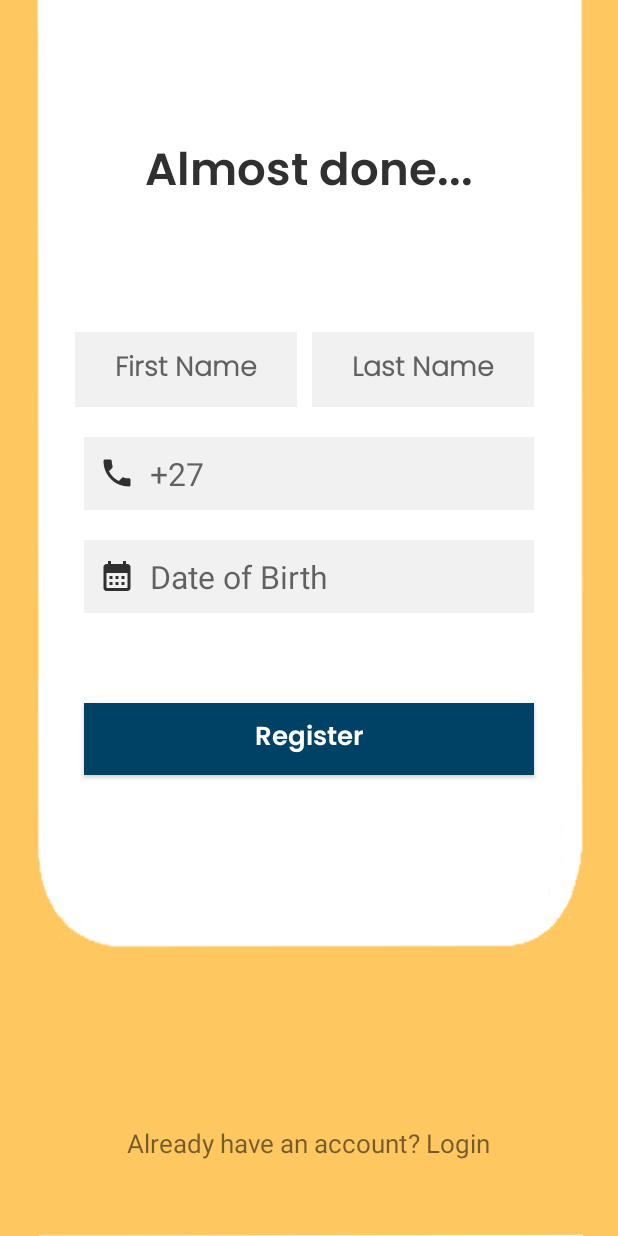
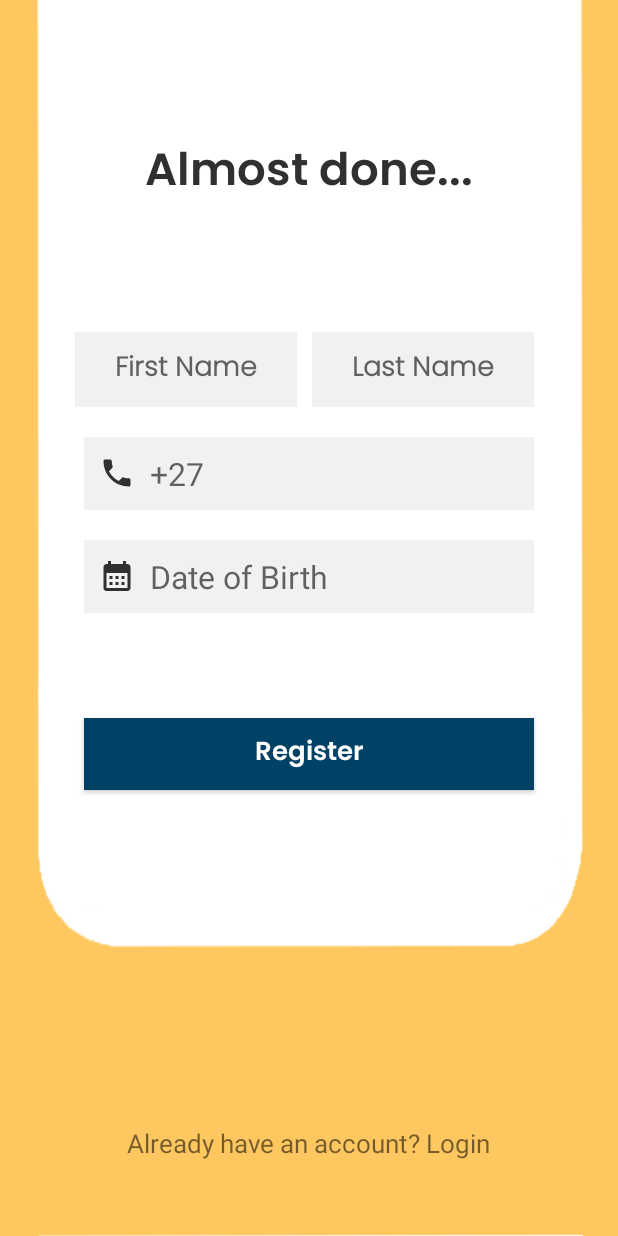
Before and after one commit to lucianIrsigler/mobile_computing_project, an Android app: the SignUpPersonalDetails screen opened directly, with no data from a screen before it, on a phone screen of 412 x 824 dp. Run offline under Robolectric (Android 15) with nearby library versions, the phone set to English and light mode, and no system bars.

Commit message:
updated the layout to have error handling.

```diff
--- a/app/src/main/res/layout/fragment_register_pt2.xml
+++ b/app/src/main/res/layout/fragment_register_pt2.xml
@@ -106,7 +106,7 @@
         android:layout_width="300dp"
         android:layout_height="wrap_content"
         android:layout_marginLeft="30dp"
-        android:layout_marginTop="60dp"
+        android:layout_marginTop="70dp"
         android:layout_marginRight="30dp"
         android:text="Register"
         app:layout_constraintEnd_toEndOf="@id/edDOB"
@@ -130,8 +130,8 @@
 
     <EditText
         android:id="@+id/tvErrors"
-        android:layout_width="293dp"
-        android:layout_height="33dp"
+        android:layout_width="290dp"
+        android:layout_height="45dp"
         android:layout_marginBottom="6dp"
         android:background="@null"
         android:clickable="false"
```
Also changed, not shown: app/src/main/java/com/example/logintest/SignUpPersonalDetails.java (+23 -1 lines).
